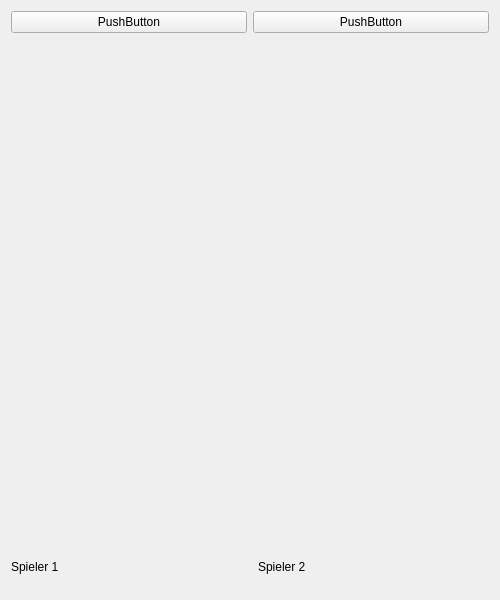
Qt form mainwindow.ui (Rhagnur/BelegReversi) before a commit.
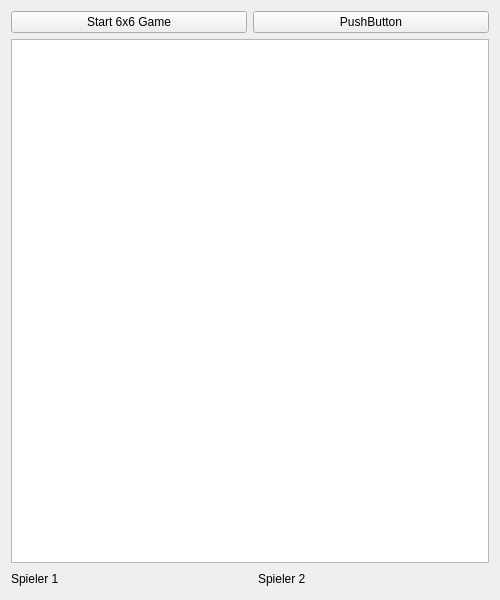
The same form after that commit.

```diff
--- a/mainwindow.ui
+++ b/mainwindow.ui
@@ -28,7 +28,7 @@
         <item>
          <widget class="QPushButton" name="pushButton">
           <property name="text">
-           <string>PushButton</string>
+           <string>Start 6x6 Game</string>
           </property>
          </widget>
         </item>
@@ -44,20 +44,24 @@
      </layout>
     </item>
     <item>
-     <widget class="QWidget" name="widget" native="true">
+     <widget class="QGraphicsView" name="graphicsViewField">
+      <property name="sizePolicy">
+       <sizepolicy hsizetype="Expanding" vsizetype="Expanding">
+        <horstretch>0</horstretch>
+        <verstretch>0</verstretch>
+       </sizepolicy>
+      </property>
       <property name="minimumSize">
        <size>
-        <width>500</width>
-        <height>500</height>
+        <width>400</width>
+        <height>400</height>
        </size>
       </property>
-      <property name="autoFillBackground">
-       <bool>true</bool>
+      <property name="frameShadow">
+       <enum>QFrame::Raised</enum>
       </property>
-      <property name="styleSheet">
-       <string notr="true">body {
-	background-color: green;
-}</string>
+      <property name="horizontalScrollBarPolicy">
+       <enum>Qt::ScrollBarAlwaysOff</enum>
       </property>
      </widget>
     </item>
```
Left out of the diff: 4 changed lines with no effect on the pictures.
